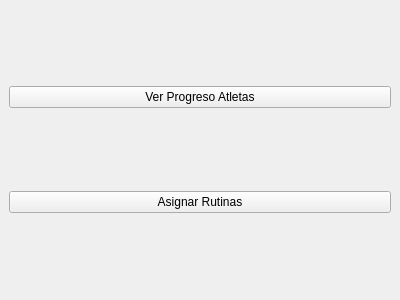
This is src/Vista/Ui/VistaMenuEntrenador.ui in danielreynaa/TrabajoPowerGym as Qt 5 draws it before an edit. The edited form follows.
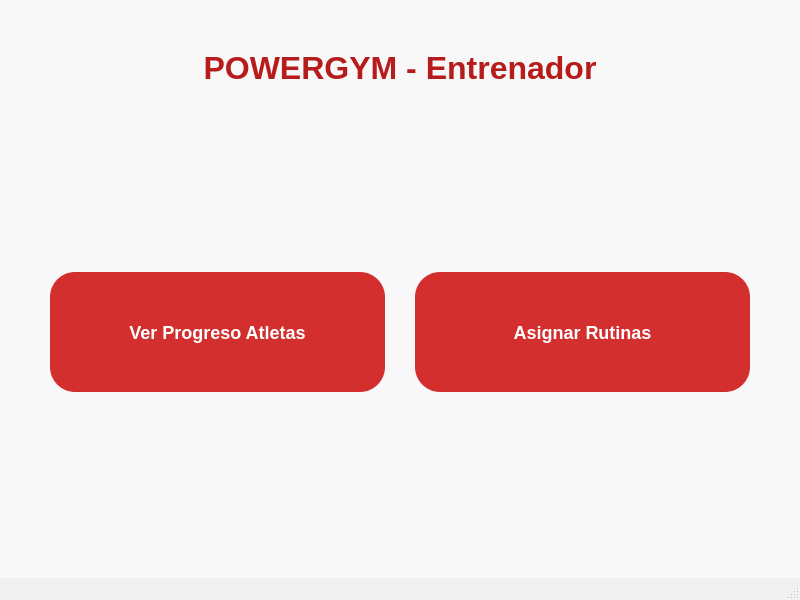
This is the edited form.

The edit to the form file:
```diff
--- a/src/Vista/Ui/VistaMenuEntrenador.ui
+++ b/src/Vista/Ui/VistaMenuEntrenador.ui
@@ -3,22 +3,131 @@
  <class>VistaMenuEntrenador</class>
  <widget class="QMainWindow" name="VistaMenuEntrenador">
   <property name="geometry">
-   <rect><x>0</x><y>0</y><width>400</width><height>300</height></rect>
+   <rect>
+    <x>0</x>
+    <y>0</y>
+    <width>800</width> <height>600</height>
+   </rect>
+  </property>
+  <property name="windowTitle">
+   <string>POWERGYM - Menú Entrenador</string> </property>
+  <property name="styleSheet"> <string notr="true">
+    QMainWindow#VistaMenuEntrenador { /* Usamos el objectName de la ventana principal */
+        background-color: #f0f0f0; /* Color de fondo gris claro */
+    }
+    QWidget#centralwidget {
+        background-color: #f8f8f8; /* Color de fondo del widget central, un poco más claro */
+    }
+    
+    QLabel { /* Estilo general para todos los QLabel */
+        color: #333333;
+        font-size: 16px;
+        font-weight: 500;
+    }
+
+    QLabel#labelTituloPrincipal { /* Estilo específico para el nuevo título principal */
+        color: #B71C1C; /* Rojo oscuro para el texto del título */
+        font-size: 32px; /* Tamaño de fuente grande */
+        font-weight: bold;
+        padding-bottom: 20px;
+    }
+
+    QPushButton {
+        background-color: #D32F2F; /* Rojo vibrante */
+        color: white;
+        border: none;
+        border-radius: 25px; /* Bordes más redondeados para botones grandes */
+        padding: 20px;
+        font-size: 18px;
+        font-weight: bold;
+        min-width: 150px; /* Ancho mínimo para botones */
+        min-height: 80px; /* Altura mínima para botones */
+    }
+    QPushButton:hover {
+        background-color: #C62828; /* Rojo más oscuro al pasar el ratón */
+    }
+   </string>
   </property>
   <widget class="QWidget" name="centralwidget">
-   <layout class="QVBoxLayout" name="verticalLayout">
+   <layout class="QVBoxLayout" name="verticalLayout_main"> <property name="spacing">
+     <number>30</number> </property>
+    <property name="leftMargin">
+     <number>50</number>
+    </property>
+    <property name="topMargin">
+     <number>50</number>
+    </property>
+    <property name="rightMargin">
+     <number>50</number>
+    </property>
+    <property name="bottomMargin">
+     <number>50</number>
+    </property>
+
     <item>
-     <widget class="QPushButton" name="botonVerProgreso">
-      <property name="text"><string>Ver Progreso Atletas</string></property>
+     <widget class="QLabel" name="labelTituloPrincipal"> <property name="text">
+       <string>POWERGYM - Entrenador</string>
+      </property>
+      <property name="alignment">
+       <set>Qt::AlignCenter</set>
+      </property>
      </widget>
     </item>
+
     <item>
-     <widget class="QPushButton" name="botonAsignarRutina">
-      <property name="text"><string>Asignar Rutinas</string></property>
-     </widget>
+     <spacer name="verticalSpacer_top"> <property name="orientation">
+       <enum>Qt::Vertical</enum>
+      </property>
+      <property name="sizeHint" stdset="0">
+       <size>
+        <width>20</width>
+        <height>40</height>
+       </size>
+      </property>
+     </spacer>
     </item>
+
+    <item>
+     <layout class="QGridLayout" name="gridLayout_entrenador_buttons"> <property name="spacing">
+       <number>30</number>
+      </property>
+      
+      <item row="0" column="0">
+       <widget class="QPushButton" name="botonVerProgreso">
+        <property name="text">
+         <string>Ver Progreso Atletas</string>
+        </property>
+       </widget>
+      </item>
+      
+      <item row="0" column="1">
+       <widget class="QPushButton" name="botonAsignarRutina">
+        <property name="text">
+         <string>Asignar Rutinas</string>
+        </property>
+       </widget>
+      </item>
+      
+      </layout>
+    </item>
+
+    <item>
+     <spacer name="verticalSpacer_bottom"> <property name="orientation">
+       <enum>Qt::Vertical</enum>
+      </property>
+      <property name="sizeHint" stdset="0">
+       <size>
+        <width>20</width>
+        <height>40</height>
+       </size>
+      </property>
+     </spacer>
+    </item>
+
    </layout>
   </widget>
+  <widget class="QMenuBar" name="menubar"/>
+  <widget class="QStatusBar" name="statusbar"/>
  </widget>
  <resources/>
  <connections/>
```
